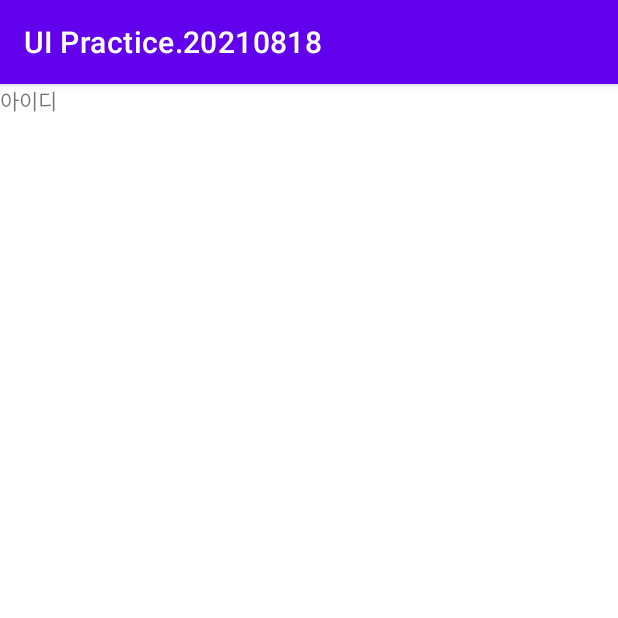
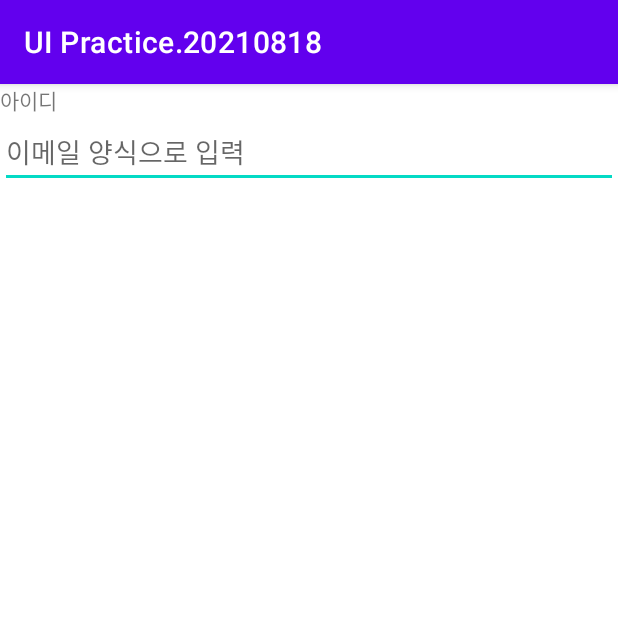
Before and after one commit to torinunna2/UIPractice.20210818, an Android app: the screen it shows after launch (MainActivity), on a phone screen of 412 x 824 dp, the top half of it. Run offline under Robolectric (Android 15) with nearby library versions, the phone set to English and light mode, and no system bars.

Commit message:
아이디 입력칸 그리기  -EditText 속성들 체험중

```diff
--- a/app/src/main/res/layout/activity_main.xml
+++ b/app/src/main/res/layout/activity_main.xml
@@ -12,4 +12,10 @@
         android:layout_height="wrap_content"
         android:text="아이디" />
 
+    <EditText
+        android:layout_width="match_parent"
+        android:hint="이메일 양식으로 입력"
+        android:inputType="textEmailAddress"
+        android:layout_height="wrap_content" />
+
 </LinearLayout>
```
